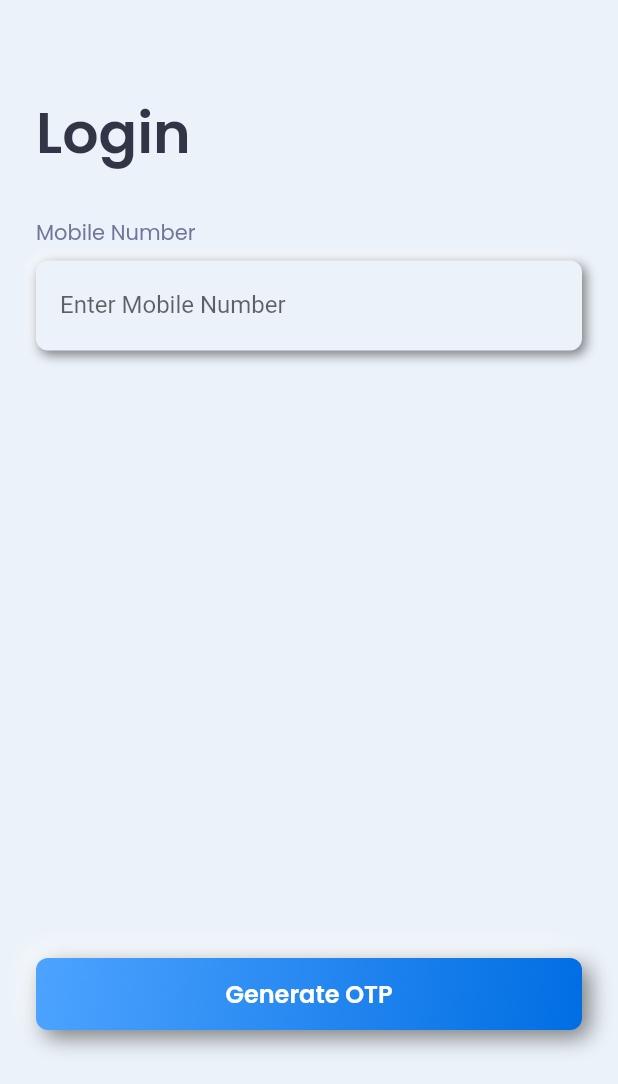
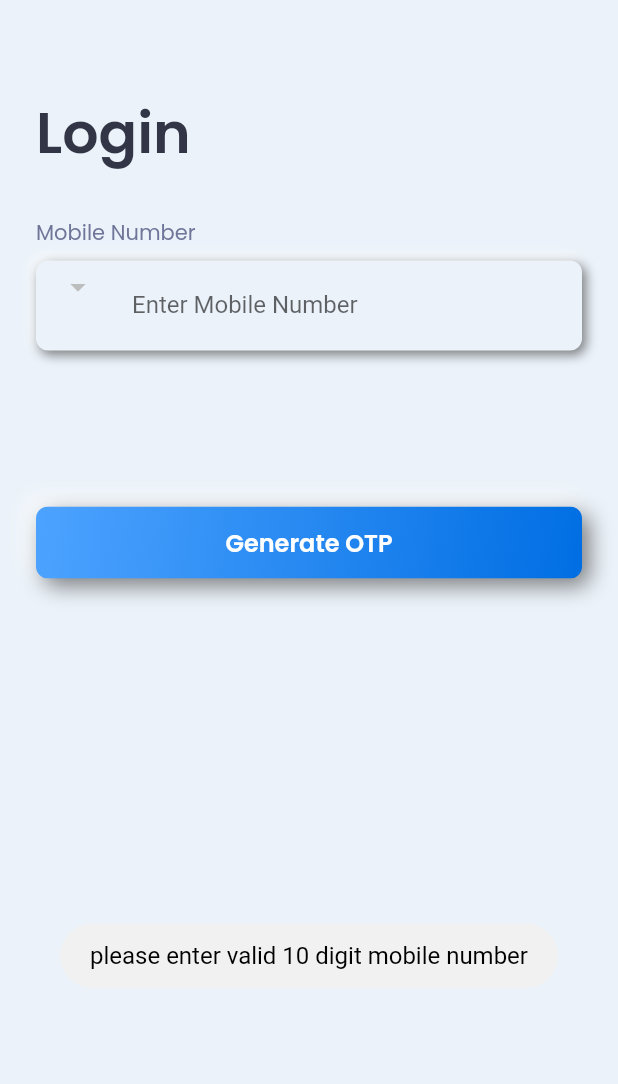
Before and after one commit to gautamyadav422/doctor-, a Flutter app: the screen it shows after launch, after a tap on "Generate OTP", on a phone screen of 412 x 824 dp, the part 152-1236 px from its top. Run offline on Flutter 3.47's test engine with Material 2 defaults, Android fonts, the phone set to English and light mode, and no system bars; drawn by our look-alikes of flutter_neumorphic; our stand-ins replace flutter_easyloading, flutter_svg, fluttertoast, get, get_storage, google_fonts; generated files the repository leaves out were written again; network calls fail.

Commit message:
Login Screen is done

```diff
--- a/lib/common/controller/auth_controller.dart
+++ b/lib/common/controller/auth_controller.dart
@@ -1,13 +1,17 @@
+import 'dart:async';
+
+import 'package:doctor/model/otp_verify_request.dart';
 import 'package:doctor/model/send_otp_request.dart';
 import 'package:doctor/repository/auth_repository.dart';
 import 'package:doctor/util/log.dart';
+import 'package:doctor/util/snack_bar_util.dart';
+import 'package:doctor/util/string_util.dart';
 import 'package:flutter/material.dart';
 import 'package:flutter_easyloading/flutter_easyloading.dart';
 import 'package:get/get.dart';
-
+import 'package:doctor/model/country_response.dart';
 
 class AuthController extends GetxController {
-
   AuthController({required this.repository});
 
   final AuthRepository repository;
@@ -16,23 +20,101 @@ class AuthController extends GetxController {
   RxBool isOTPFieldVisible = false.obs;
   RxBool generateOTPButtonVisibility = true.obs;
   RxBool submitButtonVisibility = false.obs;
+  List data = []; //edited line
+  RxList<Country> countryList = <Country>[].obs;
+  RxInt counter = 0.obs;
+  Timer? timer;
+
+  @override
+  void onInit() {
+    super.onInit();
+    getCountryCode();
+  }
+
+  @override
+  void onClose() {
+    timer?.cancel();
+  }
+
+ /// Resend OTP
+  Future<void> startTimer() async {
+    counter.value = 60;
+    if (timer != null && timer!.isActive) {
+      return;
+    }
+    timer = Timer.periodic(const Duration(seconds: 1), (timer) {
+      Log.d(counter.value.toString());
+     /* (counter.value > 0) ? counter.value-- : timer.cancel();*/
+      if (counter.value > 0) {
+        counter.value = counter.value - 1;
+      } else {
+        timer.cancel();
+      }
 
 
-  Future<void> sendOTP() async{
-    EasyLoading.show(
-        maskType: EasyLoadingMaskType.black
-    );
-    final model = SendOTPRequest(mobile: mobileNumberTextEditingController.text);
+    });
+  }
+
+
+
+  ///Generate OTP
+  Future<void> sendOTP() async {
+    if (StringUtil.validateMobile(mobileNumberTextEditingController.text) ==
+        false) {
+      Utils.showToast("please enter valid 10 digit mobile number");
+    } else {
+      EasyLoading.show(maskType: EasyLoadingMaskType.black);
+
+      final model =
+          SendOTPRequest(mobile: mobileNumberTextEditingController.text);
          repository.sendOTP(model).then((value) {
         EasyLoading.dismiss();
         isOTPFieldVisible.value = true;
         generateOTPButtonVisibility.value = false;
         submitButtonVisibility.value = true;
+        startTimer();
         Log.d('success');
-    }).catchError((error){
+      }).catchError((error) {
         EasyLoading.dismiss();
         Log.e('Error: error');
       });
     }
+  }
 
+  ///get Country Code
+
+  Future<void> getCountryCode() async {
+    EasyLoading.show(maskType: EasyLoadingMaskType.black);
+    repository.getCountry().then((value) {
+      EasyLoading.dismiss();
+      countryList.addAll(value);
+      data.add(value);
+      Log.e(data.length.toString());
+      Log.e('success');
+    }).catchError((error) {
+      EasyLoading.dismiss();
+      Log.e('Error111: error');
+    });
   }
+
+  ///Verify OTP
+  Future<void> verifyOTP() async {
+    if (StringUtil.validateOTP(otpTextEditingController.text) == false) {
+      Utils.showToast("please enter valid OTP");
+    } else {
+      EasyLoading.show(maskType: EasyLoadingMaskType.black);
+
+      final model = VerifyOTPRequest(
+          mobile: mobileNumberTextEditingController.text,
+          user_profile: "2",
+          otp: otpTextEditingController.text);
+      repository.verifyOTP(model).then((value) {
+        EasyLoading.dismiss();
+        Log.d('success');
+      }).catchError((error) {
+        EasyLoading.dismiss();
+        Log.e('Error: error');
+      });
+    }
+  }
+}
--- a/lib/constant/asset_path_constant.dart
+++ b/lib/constant/asset_path_constant.dart
@@ -3,4 +3,5 @@ class AssetPathConstant {
 
   static const String imageBasePath = 'assets/images';
   static const String logoSvg = '$imageBasePath/gmoney_logo.svg';
+  static const String flagSvg = '$imageBasePath/flag.svg';
 }
--- a/lib/constant/color_constant.dart
+++ b/lib/constant/color_constant.dart
@@ -9,4 +9,6 @@ class ColorConstant {
   static const primaryButtonEndColor = Color(0xFF006EE3);
   static const primaryTextColor = Color(0xFF323546);
   static const secondaryTextColor = Color(0xFF707699);
+  static const greyBanner = Color(0xFFf1f1f1);
+
 }
--- /dev/null
+++ b/lib/model/country_response.dart
@@ -0,0 +1,40 @@
+import 'package:json_annotation/json_annotation.dart';
+
+part 'country_response.g.dart';
+
+@JsonSerializable()
+class CountryResponse {
+
+  CountryResponse({
+    this.count = 0,
+    this.results,
+});
+
+  final int count;
+
+  final List<Country>? results;
+
+  factory CountryResponse.fromJson(Map<String, dynamic> json) => _$CountryResponseFromJson(json);
+}
+
+@JsonSerializable()
+class Country {
+
+  Country({
+    this.name,
+    this.code = 91,
+    this.id = 1,
+    this.flagUrl
+});
+
+  final String? name;
+
+  final int code;
+  final int id;
+
+  @JsonKey(name: 'flag')
+  final String? flagUrl;
+
+  factory Country.fromJson(Map<String, dynamic> json) => _$CountryFromJson(json);
+
+}
--- /dev/null
+++ b/lib/model/otp_verify_request.dart
@@ -0,0 +1,19 @@
+import 'package:json_annotation/json_annotation.dart';
+part 'otp_verify_request.g.dart';
+
+
+@JsonSerializable()
+class VerifyOTPRequest {
+  VerifyOTPRequest({
+    required this.mobile,
+    required this.user_profile,
+    required this.otp,
+  });
+
+  final String mobile;
+  final String user_profile;
+  final String otp;
+
+  Map<String, dynamic> toJson() => _$VerifyOTPRequestToJson(this);
+
+}
--- a/lib/presentation/login/ui/login_screen.dart
+++ b/lib/presentation/login/ui/login_screen.dart
@@ -1,5 +1,6 @@
 import 'package:doctor/common/controller/auth_controller.dart';
 import 'package:doctor/common/widgets/app_form_field.dart';
+import 'package:doctor/common/widgets/horizontal_spacer.dart';
 import 'package:doctor/common/widgets/otp_fields.dart';
 import 'package:doctor/common/widgets/primary_button.dart';
 import 'package:doctor/common/widgets/text_view.dart';
@@ -7,7 +8,7 @@ import 'package:doctor/common/widgets/vertical_spacer.dart';
 import 'package:doctor/constant/asset_path_constant.dart';
 import 'package:doctor/constant/color_constant.dart';
 import 'package:doctor/constant/string_constant.dart';
-import 'package:doctor/util/log.dart';
+import 'package:doctor/model/country_response.dart';
 import 'package:flutter/material.dart';
 import 'package:flutter_neumorphic/flutter_neumorphic.dart';
 import 'package:get/get.dart';
@@ -18,11 +19,13 @@ class LoginScreen extends StatelessWidget {
 
   @override
   Widget build(BuildContext context) {
+    bool? isChecked = false;
     return GetBuilder<AuthController>(
       init: Get.find<AuthController>(),
       builder: (controller) => Scaffold(
         backgroundColor: ColorConstant.appBackgroundColor,
-        body: SafeArea(
+        body: SingleChildScrollView(
+          child: SafeArea(
             child: Padding(
               padding: const EdgeInsets.all(24),
               child: Column(
@@ -52,8 +55,12 @@ class LoginScreen extends StatelessWidget {
                   _buildMobileNumberField(controller),
                   const VerticalSpacer(spacing: 24),
                   _buildOTPField(context),
+                  VerticalSpacer(
+                    spacing: 80,
+                  ),
                   _buildButtons(controller),
                 ],
+              ),
             ),
           ),
         ),
@@ -65,7 +72,68 @@ class LoginScreen extends StatelessWidget {
     return AppFormField(
         hintText: StringConstant.mobileNumberHint,
         textEditingController: controller.mobileNumberTextEditingController,
+        keyboardType: TextInputType.number,
+        maxLength: 10,
+        autofocus: false,
+        focusNode: FocusNode(),
+        onChanged: (text) {
+          if (controller.mobileNumberTextEditingController.text.length == 10) {
+            controller.sendOTP();
+          }
+        },
+        prefixIcon: _contryDropDownFiled(controller));
+  }
+
+  Widget _contryDropDownFiled(AuthController controller) {
+    return GetX<AuthController>(
+      builder: (controller) => DropdownButton<Country>(
+        onChanged: (Country? selectedCountry) {},
+        dropdownColor: ColorConstant.appBackgroundColor,
+        underline: SizedBox.shrink(),
+        items: controller.countryList
+            .map(
+              (country) => DropdownMenuItem<Country>(
+                child: Row(
+                  children: [
+                    SvgPicture.network(country.flagUrl.toString()),
+                    const HorizontalSpacer(),
+                    TextView(
+                      text: "+${country.code}",
+                    ),
+                  ],
+                ),
+              ),
+            )
+            .toList(),
+      ),
     );
+  }
+
+  Widget _resendOTPFiled(AuthController controller) {
+    return GetX<AuthController>(
+        builder: (controller) => controller.counter.value != 0
+            ? TextView(
+                text: "Resend OTP( ${controller.counter.toString()} sec )",
+                style: const TextStyle(
+                  fontSize: 16,
+                  color: ColorConstant.primaryButtonStartColor,
+                ),
+              )
+
+            : InkWell(
+                onTap: () {
+                 // controller.enableResend=false.obs;
+                  controller.sendOTP();
+                 // _resendOTPFiled(controller);
+                },
+                child: const TextView(
+                  text: "Resend OTP ?",
+                  style: TextStyle(
+                    fontSize: 16,
+                    color: ColorConstant.primaryButtonStartColor,
+                  ),
+                ),
+              ));
   }
 
   Widget _buildOTPField(BuildContext context) {
@@ -88,8 +156,34 @@ class LoginScreen extends StatelessWidget {
                 appContext: context,
                 length: 4,
                 obscureText: true,
+                autoUnfocus: true,
                 controller: authController.otpTextEditingController,
-              )
+              ),
+              Row(
+                children: [
+                  Checkbox(
+                    value: true,
+                    onChanged: (newValue) {},
+                    activeColor: ColorConstant.primaryButtonEndColor,
+                  ),
+                  const Text.rich(
+                    TextSpan(
+                      text: 'I Agree ',
+                      style: TextStyle(fontSize: 14),
+                      children: <TextSpan>[
+                        TextSpan(
+                          text: 'T&C',
+                          style: TextStyle(
+                            decoration: TextDecoration.underline,
+                          ),
+                          // Single tapped.
+                        ),
+                        // can add more TextSpans here...
+                      ],
+                    ),
+                  ),
+                ],
+              ),
             ],
           ),
         );
@@ -98,14 +192,13 @@ class LoginScreen extends StatelessWidget {
   }
 
   Widget _buildButtons(AuthController controller) {
-    return
-
     ///generate OTP Button
-        Expanded(
-      child: Container(
-        alignment: Alignment.bottomLeft,
+    return Container(
       margin: const EdgeInsets.only(bottom: 12),
-        child: GetX<AuthController>(
+      child: Column(
+        mainAxisAlignment: MainAxisAlignment.end,
+        children: [
+          GetX<AuthController>(
             builder: (authController) => Stack(
               children: [
                 Visibility(
@@ -119,16 +212,23 @@ class LoginScreen extends StatelessWidget {
                 ),
                 Visibility(
                   visible: authController.submitButtonVisibility.value,
-                child: PrimaryButton(
+                  child: Column(
+                    children: [
+                      _resendOTPFiled(controller),
+                      const VerticalSpacer(),
+                      PrimaryButton(
                         text: StringConstant.submitLabel,
                         onPressed: () {
-
+                          controller.verifyOTP();
                         },
+                      ),
+                    ],
                   ),
                 ),
               ],
             ),
           ),
+        ],
       ),
     );
   }
--- a/lib/provider/auth_provider.dart
+++ b/lib/provider/auth_provider.dart
@@ -1,9 +1,15 @@
+import 'dart:convert';
+
 import 'package:doctor/api/api_path.dart';
 import 'package:doctor/api/rest_client.dart';
+import 'package:doctor/model/country_response.dart';
+import 'package:doctor/model/otp_verify_request.dart';
 import 'package:doctor/model/send_otp_request.dart';
 import 'package:doctor/util/log.dart';
 
 class AuthProvider extends RestClient {
+
+  /// Generate OTP
   Future<void> sendOTP(SendOTPRequest otp) async {
     final requestBody = otp.toJson();
     final response = await post(
@@ -11,10 +17,43 @@ class AuthProvider extends RestClient {
       requestBody,
       contentType: 'application/x-www-form-urlencoded',
     );
-    Log.d('response: ${response.bodyString}');
+    Log.d('sendOTP response: ${response.bodyString}');
     if (response.hasError) {
       ///Need to handle proper error case
       throw Exception("Failed to hit the API");
     }
   }
+
+  /// Get Contry Code
+  Future<List<Country>> getCountry() async {
+    final response = await get(
+      APIPath.getCountryCode,
+      decoder: (dynamic json) => CountryResponse.fromJson(json)
+    );
+    Log.d(' getCountry response: ${response.bodyString}');
+
+    if (response.statusCode==200) {
+      return response.body?.results ?? [];
+    } else {
+      ///Need to handle proper error case
+      throw Exception("Failed to hit the API");
+    }
+  }
+
+
+  ///Verify OTP
+  Future<void> verifyOTP(VerifyOTPRequest verifyotp) async {
+    final requestBody = verifyotp.toJson();
+    final response = await post(
+      APIPath.verifyOTPUrl,
+      requestBody,
+      contentType: 'application/x-www-form-urlencoded',
+    );
+    Log.d('verifyOTP response: ${response.bodyString}');
+    if (response.hasError) {
+      ///Need to handle proper error case
+      throw Exception("Failed to hit the API");
+    }
+  }
+
 }
--- a/lib/repository/auth_repository.dart
+++ b/lib/repository/auth_repository.dart
@@ -1,3 +1,5 @@
+import 'package:doctor/model/country_response.dart';
+import 'package:doctor/model/otp_verify_request.dart';
 import 'package:doctor/model/send_otp_request.dart';
 import 'package:doctor/provider/auth_provider.dart';
 
@@ -7,7 +9,19 @@ class AuthRepository {
 
   final AuthProvider provider;
 
+  /// Generate OTP
   Future<void> sendOTP(SendOTPRequest otp) async{
     return await provider.sendOTP(otp);
   }
+
+  ///Get Country
+  Future<List<Country>> getCountry() async{
+    return await provider.getCountry();
+  }
+
+  ///Verify OTP
+  Future<void> verifyOTP(VerifyOTPRequest verifyotp) async{
+    return await provider.verifyOTP(verifyotp);
+  }
+
 }
--- /dev/null
+++ b/lib/util/snack_bar_util.dart
@@ -0,0 +1,20 @@
+import 'package:flutter/cupertino.dart';
+import 'package:flutter_neumorphic/flutter_neumorphic.dart';
+import 'package:fluttertoast/fluttertoast.dart';
+
+import '../constant/color_constant.dart';
+
+class Utils {
+
+  static showToast(String message, {bool isBottom = true}) {
+    Fluttertoast.showToast(
+        msg: message,
+        toastLength: Toast.LENGTH_SHORT,
+        gravity: ToastGravity.BOTTOM,
+        timeInSecForIosWeb: 1,
+        backgroundColor: ColorConstant.greyBanner,
+        textColor: Colors.black,
+        fontSize: 16.0);
+  }
+
+}
--- /dev/null
+++ b/lib/util/string_util.dart
@@ -0,0 +1,23 @@
+class StringUtil {
+
+  static bool? validateMobile(String value) {
+    String patttern = r'(^(?:[+0]9)?[0-9]{10,12}$)';
+    RegExp regex = new RegExp(patttern.toString());
+    if (!regex.hasMatch(value)) {
+      return false;
+    } else {
+      return true;
+    }
+  }
+
+  static bool? validateOTP(String value) {
+    String patttern = r'(^(?:[+0]9)?[0-9]{4,4}$)';
+    RegExp regex = new RegExp(patttern.toString());
+    if (!regex.hasMatch(value)) {
+      return false;
+    } else {
+      return true;
+    }
+  }
+
+}
--- a/pubspec.yaml
+++ b/pubspec.yaml
@@ -49,6 +49,9 @@ dependencies:
   #Easy Loading
   flutter_easyloading: ^3.0.5
   pin_code_fields: ^7.4.0
+  #Toast
+  fluttertoast: ^8.0.8
+
 
 dev_dependencies:
   flutter_test:
@@ -65,6 +68,7 @@ dev_dependencies:
 
 # For information on the generic Dart part of this file, see the
 # following page: https://dart.dev/tools/pub/pubspec
+
 
 # The following section is specific to Flutter packages.
 flutter:
```
Also changed, not shown: lib/api/api_path.dart (+5 -3 lines), assets/images/flag.svg (added). Lines whose indentation alone changed are shown as unchanged.
